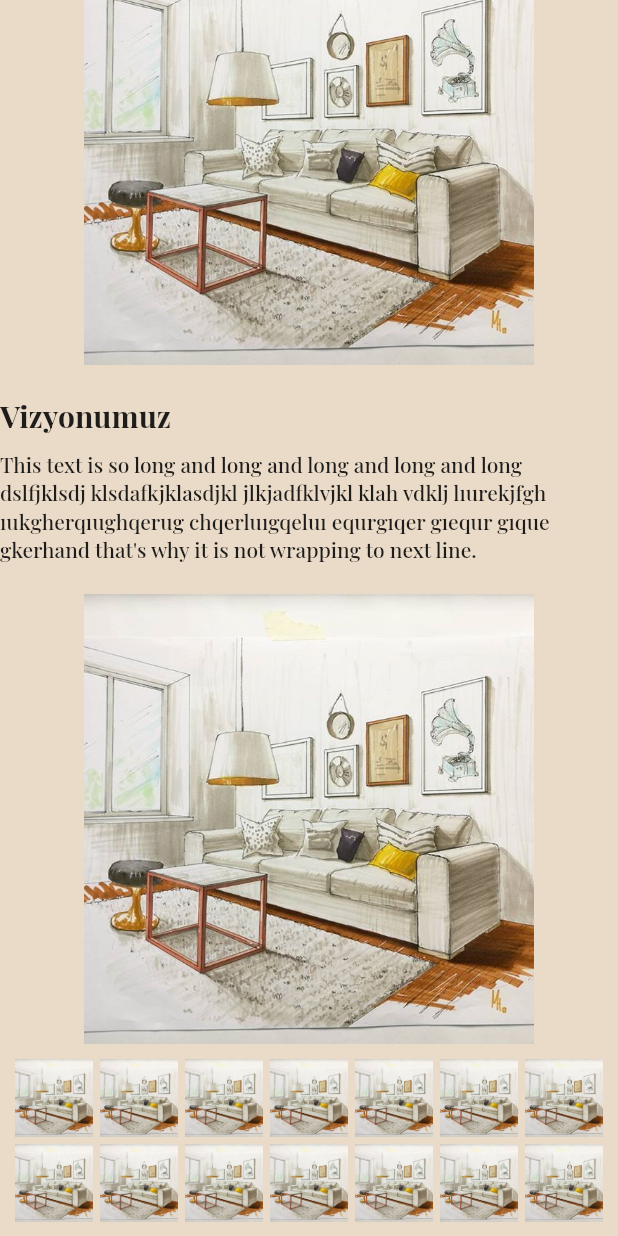
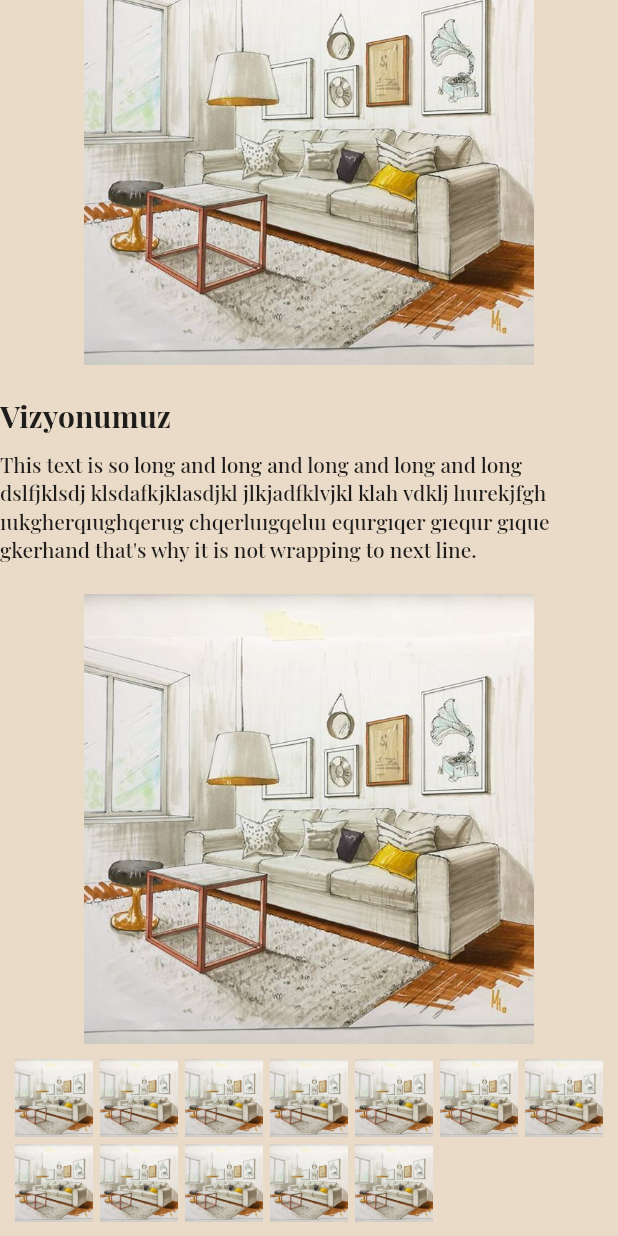
Before and after one commit to dilaraozdemr/infinito_project_web, a Flutter app: the screen it shows after launch, scrolled down 1475 dp, on a phone screen of 412 x 824 dp. Run offline on Flutter 3.47's test engine with Material 2 defaults, Android fonts, the phone set to English and light mode, and no system bars; our stand-ins replace carousel_slider, get.

Commit message:
add file

```diff
--- a/lib/pages/home_page.dart
+++ b/lib/pages/home_page.dart
@@ -75,8 +75,7 @@ class _HomePageState extends State<HomePage> {
                         Container(child: Image.asset("assets/image/home.jpeg")),
                         Container(child: Image.asset("assets/image/home.jpeg")),
                         Container(child: Image.asset("assets/image/home.jpeg")),
-                        Container(child: Image.asset("assets/image/home.jpeg")),
-                        Container(child: Image.asset("assets/image/home.jpeg")),
+
 
                       ],
                     ),
```
